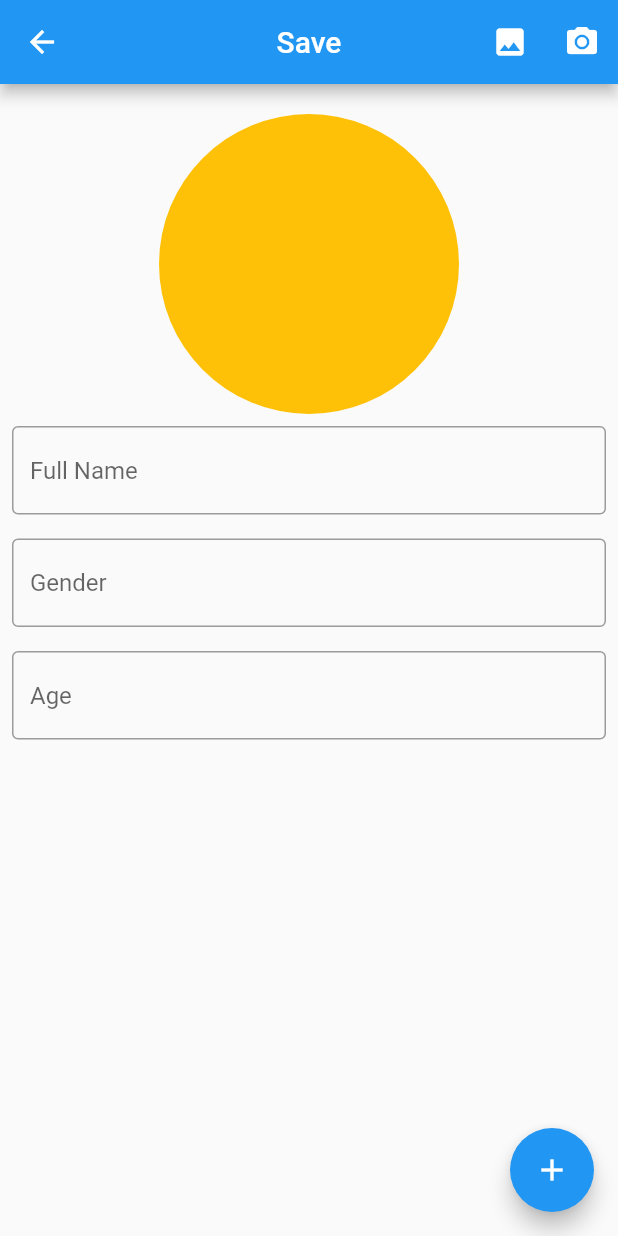
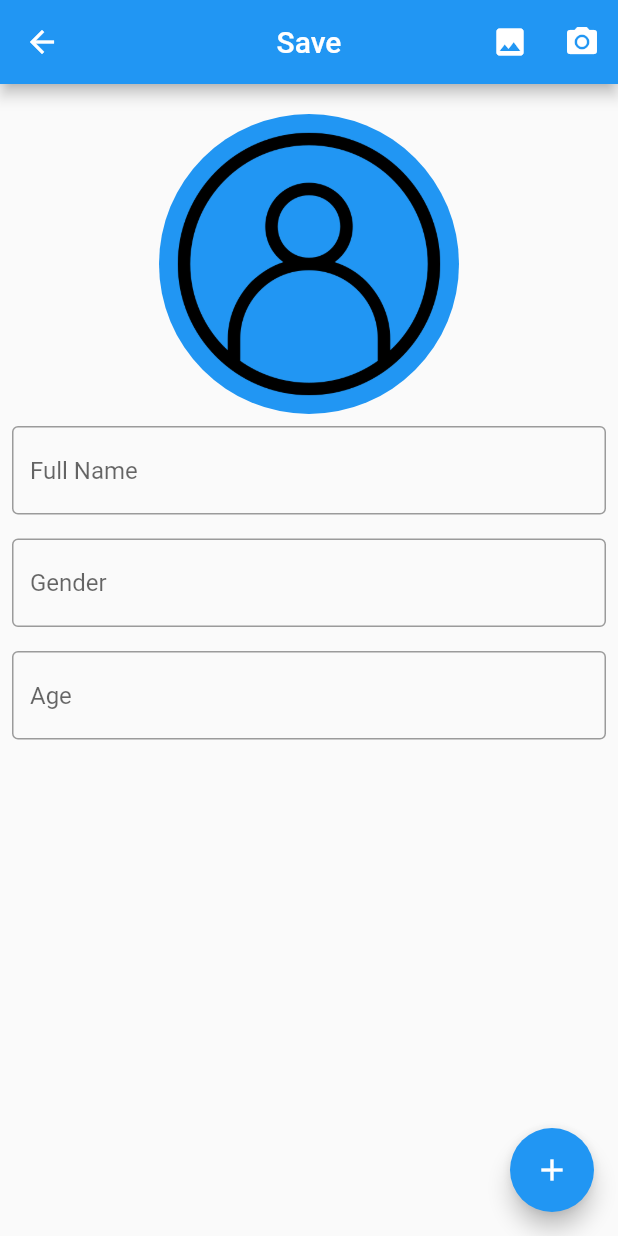
Before and after one commit to luonverak/Flutter-SQLite, a Flutter app: the screen it shows after launch, after a tap on the "add" icon, on a phone screen of 412 x 824 dp. Run offline on Flutter 3.47's test engine with Material 2 defaults, Android fonts, the phone set to English and light mode, and no system bars; our stand-ins replace image_picker, sqflite; accounts and stored records are empty.

Commit message:
code commit

```diff
--- a/lib/controller/controller.dart
+++ b/lib/controller/controller.dart
@@ -33,4 +33,10 @@ class PersonController {
     await db.insert(table, person.fromJson());
     print('success');
   }
+
+  Future<List<Person>> getPersonData() async {
+    final db = await initializeData();
+    List<Map<String, dynamic>> result = await db.query(table);
+    return result.map((e) => Person.toJson(e)).toList();
+  }
 }
--- a/lib/main.dart
+++ b/lib/main.dart
@@ -10,7 +10,7 @@ class MyApp extends StatelessWidget {
 
   @override
   Widget build(BuildContext context) {
-    return const MaterialApp(
+    return MaterialApp(
       debugShowCheckedModeBanner: false,
       home: HomeScreen(),
     );
--- a/lib/view/add_update.dart
+++ b/lib/view/add_update.dart
@@ -1,17 +1,33 @@
+import 'dart:io';
+import 'dart:math';
+
 import 'package:flutter/material.dart';
+import 'package:image_picker/image_picker.dart';
+import 'package:local_storage/model/person.dart';
 
+import '../controller/controller.dart';
 import '../widget/input_field.dart';
 
-class AddAndUpdateScreen extends StatelessWidget {
-  AddAndUpdateScreen({
+class AddAndUpdateScreen extends StatefulWidget {
+  const AddAndUpdateScreen({
     super.key,
     required this.text,
   });
   final String text;
 
+  @override
+  State<AddAndUpdateScreen> createState() => _AddAndUpdateScreenState();
+}
+
+class _AddAndUpdateScreenState extends State<AddAndUpdateScreen> {
+  File? _file;
+
   TextEditingController fullname = TextEditingController();
+
   TextEditingController gender = TextEditingController();
+
   TextEditingController age = TextEditingController();
+
   @override
   Widget build(BuildContext context) {
     return Scaffold(
@@ -23,14 +39,18 @@ class AddAndUpdateScreen extends StatelessWidget {
           },
           icon: const Icon(Icons.arrow_back),
         ),
-        title: Text(text),
+        title: Text(widget.text),
         actions: [
           IconButton(
-            onPressed: () {},
+            onPressed: () async {
+              openGallery();
+            },
             icon: const Icon(Icons.photo),
           ),
           IconButton(
-            onPressed: () {},
+            onPressed: () async {
+              openCamera();
+            },
             icon: const Icon(Icons.camera_alt),
           )
         ],
@@ -47,8 +67,16 @@ class AddAndUpdateScreen extends StatelessWidget {
                 width: 200,
                 height: 200,
                 decoration: BoxDecoration(
-                  color: Colors.amber,
+                  color: Colors.blue,
                   borderRadius: BorderRadius.circular(100),
+                  image: (_file != null)
+                      ? DecorationImage(
+                          fit: BoxFit.cover,
+                          image: FileImage(_file!),
+                        )
+                      : const DecorationImage(
+                          image: AssetImage('asset/images/user.png'),
+                        ),
                 ),
               ),
             ],
@@ -69,9 +97,9 @@ class AddAndUpdateScreen extends StatelessWidget {
       ),
       floatingActionButton: FloatingActionButton(
         onPressed: () async {
-          (text == 'Save') ? save() : update();
+          (widget.text == 'Save') ? save() : update();
         },
-        child: (text == 'Save')
+        child: (widget.text == 'Save')
             ? const Icon(Icons.add)
             : const Icon(
                 Icons.edit,
@@ -80,11 +108,35 @@ class AddAndUpdateScreen extends StatelessWidget {
     );
   }
 
-  void save() {
-    print('Save');
+  void save() async {
+    await PersonController().insertData(
+      Person(
+          id: Random().nextInt(10000),
+          name: fullname.text,
+          sex: gender.text,
+          age: int.parse(age.text),
+          image: '$_file'),
+    );
   }
 
   void update() {
     print('update');
   }
+
+  Future openGallery() async {
+    final fileChoose =
+        await ImagePicker().pickImage(source: ImageSource.gallery);
+    setState(() {
+      _file = File(fileChoose!.path);
+    });
+  }
+
+  Future openCamera() async {
+    final fileChoose =
+        await ImagePicker().pickImage(source: ImageSource.camera);
+
+    setState(() {
+      _file = File(fileChoose!.path);
+    });
+  }
 }
--- a/lib/view/home_screen.dart
+++ b/lib/view/home_screen.dart
@@ -1,9 +1,35 @@
+import 'dart:io';
+
 import 'package:flutter/material.dart';
 
+import '../controller/controller.dart';
+import '../model/person.dart';
 import 'add_update.dart';
 
-class HomeScreen extends StatelessWidget {
+class HomeScreen extends StatefulWidget {
   const HomeScreen({super.key});
+
+  @override
+  State<HomeScreen> createState() => _HomeScreenState();
+}
+
+class _HomeScreenState extends State<HomeScreen> {
+  Future<List<Person>>? list;
+
+  late PersonController db;
+
+  getRefresh() {
+    db = PersonController();
+    setState(() {
+      list = db.getPersonData();
+    });
+  }
+
+  @override
+  void initState() {
+    getRefresh();
+    super.initState();
+  }
 
   @override
   Widget build(BuildContext context) {
@@ -16,16 +42,36 @@ class HomeScreen extends StatelessWidget {
           const SizedBox(
             height: 20,
           ),
-          Card(
+          SizedBox(
+            height: 600,
+            width: double.infinity,
+            child: FutureBuilder<List<Person>>(
+              future: list,
+              builder: (context, AsyncSnapshot<List<Person>> snapshot) {
+                if (snapshot.connectionState == ConnectionState.waiting) {
+                  return const Center(
+                    child: CircularProgressIndicator(),
+                  );
+                } else if (snapshot.hasError) {
+                  return const Center(
+                    child: Icon(
+                      Icons.info,
+                      color: Colors.red,
+                    ),
+                  );
+                } else {
+                  return ListView.builder(
+                    itemCount: snapshot.data!.length,
+                    itemBuilder: (context, index) {
+                      var per = snapshot.data![index];
+                      return Card(
                         child: Row(
                           children: [
                             Padding(
                               padding: const EdgeInsets.all(5.0),
                               child: CircleAvatar(
                                   radius: 35,
-                    backgroundImage: NetworkImage(
-                        'https://ps.w.org/cbxuseronline/assets/icon-256x256.png?rev=2284897'),
-                  ),
+                                  backgroundImage: FileImage(File(per.image))),
                             ),
                             const SizedBox(
                               width: 10,
@@ -34,8 +80,8 @@ class HomeScreen extends StatelessWidget {
                               crossAxisAlignment: CrossAxisAlignment.start,
                               children: [
                                 Text(
-                      'Name',
-                      style: TextStyle(
+                                  per.name,
+                                  style: const TextStyle(
                                     fontSize: 18,
                                     fontWeight: FontWeight.bold,
                                   ),
@@ -43,7 +89,7 @@ class HomeScreen extends StatelessWidget {
                                 const SizedBox(
                                   height: 5,
                                 ),
-                    Text('age: 23'),
+                                Text('age: ${per.age}'),
                               ],
                             ),
                             const Spacer(),
@@ -53,7 +99,8 @@ class HomeScreen extends StatelessWidget {
                                     context,
                                     MaterialPageRoute(
                                       builder: (context) =>
-                               AddAndUpdateScreen(text: 'Update'),
+                                          const AddAndUpdateScreen(
+                                              text: 'Update'),
                                     ));
                               },
                               icon: const Icon(
@@ -68,6 +115,12 @@ class HomeScreen extends StatelessWidget {
                             )
                           ],
                         ),
+                      );
+                    },
+                  );
+                }
+              },
+            ),
           )
         ],
       ),
@@ -76,7 +129,7 @@ class HomeScreen extends StatelessWidget {
           Navigator.push(
               context,
               MaterialPageRoute(
-                builder: (context) =>  AddAndUpdateScreen(text: 'Save'),
+                builder: (context) => const AddAndUpdateScreen(text: 'Save'),
               ));
         },
         child: const Icon(Icons.add),
--- a/pubspec.yaml
+++ b/pubspec.yaml
@@ -60,8 +60,8 @@ flutter:
   uses-material-design: true
 
   # To add assets to your application, add an assets section, like this:
-  # assets:
-  #   - images/a_dot_burr.jpeg
+  assets:
+    - asset/images/
   #   - images/a_dot_ham.jpeg
 
   # An image asset can refer to one or more resolution-specific "variants", see
```
Also changed, not shown: asset/images/user.png (added), 4 other files. Lines whose indentation alone changed are shown as unchanged.
